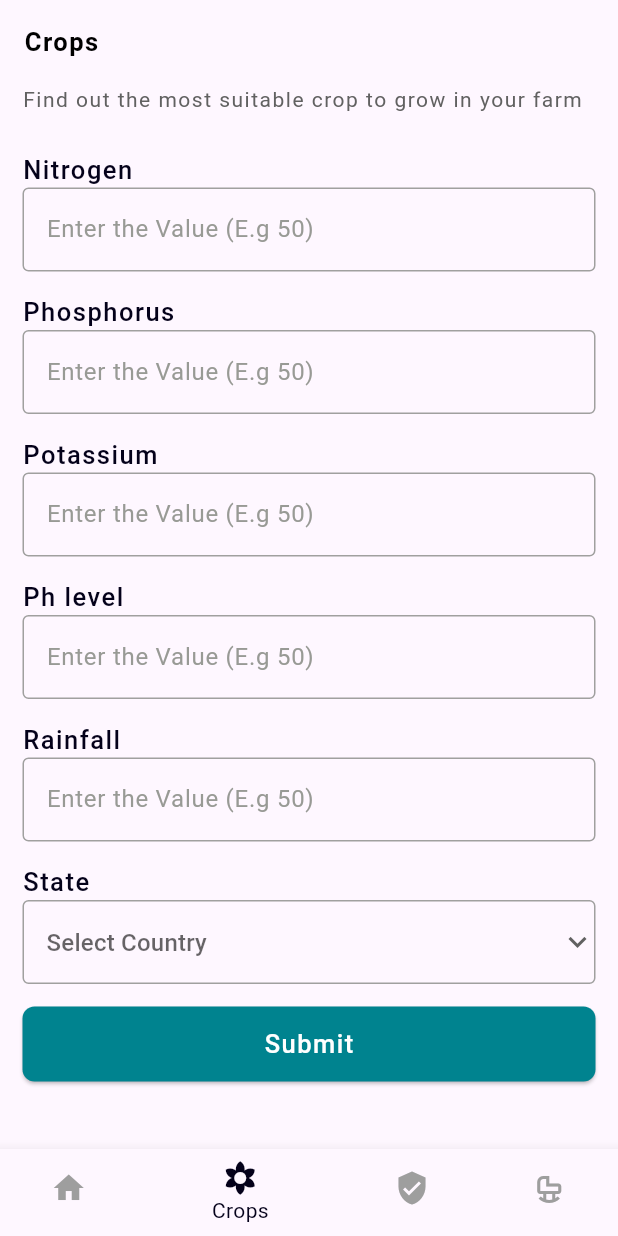
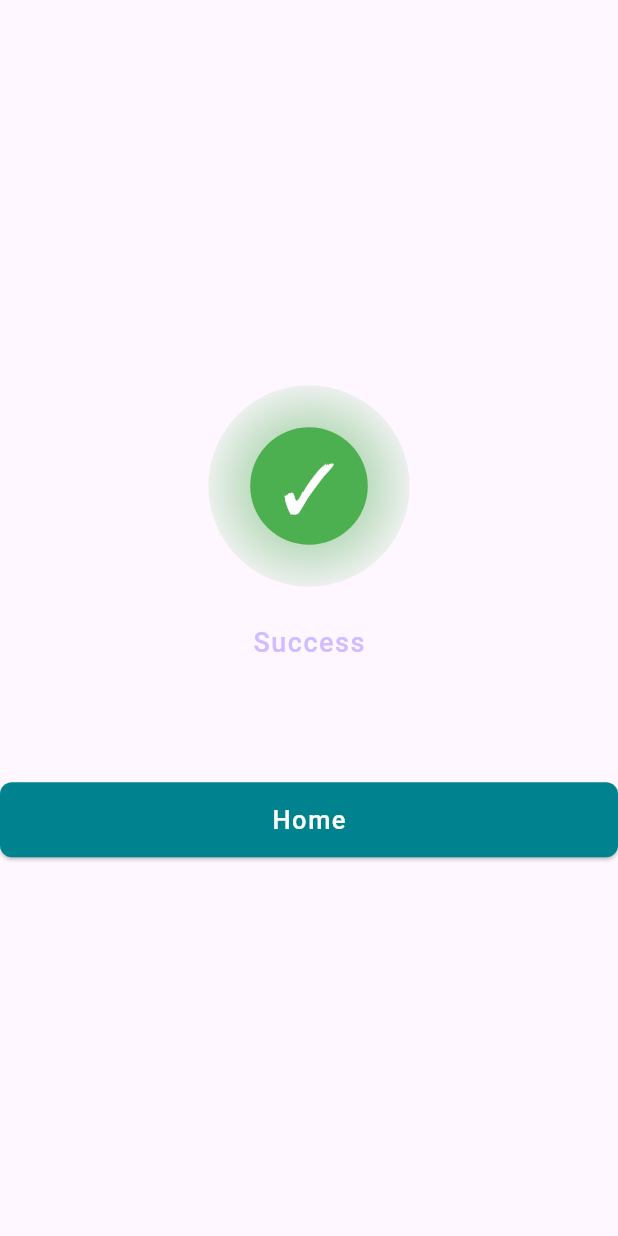
Before and after one commit to ShadrackOngera/agro-ai, a Flutter app: the screen it shows after launch, item 2 of the bottom bar chosen, after a tap on "Submit", on a phone screen of 412 x 824 dp. Run offline on Flutter 3.47's test engine with Material 3 defaults, Android fonts, the phone set to English and light mode, and no system bars; our stand-ins replace get, image_picker, permission_handler.

Commit message:
process screen

```diff
--- /dev/null
+++ b/lib/screens/complete_processing.dart
@@ -0,0 +1,150 @@
+import 'package:agro_ai/screens/home/home_screen.dart';
+import 'package:agro_ai/utils/constants.dart';
+import 'package:agro_ai/widgets/primary_text.dart';
+import 'package:flutter/material.dart';
+import 'package:get/get.dart';
+
+class ProcessComplete extends StatefulWidget {
+  const ProcessComplete({super.key});
+
+  @override
+  State<ProcessComplete> createState() => _ProcessCompleteState();
+}
+
+class _ProcessCompleteState extends State<ProcessComplete>
+    with SingleTickerProviderStateMixin {
+  late AnimationController _controller;
+  late Animation<double> _animation;
+
+  @override
+  void initState() {
+    super.initState();
+
+    _controller = AnimationController(
+      vsync: this,
+      duration: const Duration(seconds: 2),
+    );
+
+    _animation = Tween<double>(begin: 1.0, end: 1.2).animate(
+      CurvedAnimation(
+        parent: _controller,
+        curve: Curves.easeInOut,
+      ),
+    );
+
+    _controller.repeat(reverse: true);
+  }
+
+  @override
+  void dispose() {
+    _controller.dispose();
+    super.dispose();
+  }
+
+  @override
+  Widget build(BuildContext context) {
+    return Scaffold(
+      body: Center(
+        child: Column(
+          mainAxisAlignment: MainAxisAlignment.spaceAround,
+          children: [
+            Container(
+              child: Column(
+                children: [
+                  ScaleTransition(
+                    scale: _animation,
+                    child: Container(
+                      padding: const EdgeInsets.all(25),
+                      decoration: BoxDecoration(
+                        gradient: RadialGradient(
+                          colors: [
+                            Colors.green.withOpacity(.7),
+                            Colors.green.withOpacity(.1),
+                          ],
+                        ),
+                        shape: BoxShape.circle,
+                      ),
+                      child: Container(
+                        padding: const EdgeInsets.all(18),
+                        decoration: const BoxDecoration(
+                          color: Colors.green,
+                          shape: BoxShape.circle,
+                        ),
+                        child: const PrimaryText(
+                          text: '✓',
+                          color: Colors.white,
+                          fontSize: 40,
+                          fontWeight: FontWeight.w500,
+                        ),
+                      ),
+                    ),
+                  ),
+                  const SizedBox(
+                    height: 20,
+                  ),
+                  PrimaryText(
+                    text: 'Success',
+                    color: Theme.of(context).colorScheme.inversePrimary,
+                    fontSize: 18,
+                    fontWeight: FontWeight.w500,
+                  ),
+                  const SizedBox(
+                    height: 10,
+                  ),
+                  PrimaryText(
+                    text:
+                        'We have successfully received your payment. You can proceed and access Unlimited Netflix',
+                    color: Theme.of(context).colorScheme.surface,
+                    maxLines: 4,
+                    textAlign: TextAlign.center,
+                    fontSize: 14,
+                    fontWeight: FontWeight.w400,
+                  ),
+                  const SizedBox(
+                    height: 30,
+                  ),
+                  ElevatedButton(
+                    onPressed: () {
+                      Get.offAll(const HomeScreen());
+                    },
+                    style: ElevatedButton.styleFrom(
+                      foregroundColor: Constants.black,
+                      backgroundColor: Colors.cyan.shade800,
+                      minimumSize: const Size(double.infinity, 50),
+                      shape: RoundedRectangleBorder(
+                        borderRadius: BorderRadius.circular(8),
+                      ),
+                    ),
+                    child: const PrimaryText(
+                      text: 'Home',
+                      color: Colors.white,
+                      fontSize: 17,
+                      fontWeight: FontWeight.w500,
+                    ),
+                  ),
+                ],
+              ),
+            ),
+            // Row(
+            //   mainAxisAlignment: MainAxisAlignment.spaceAround,
+            //   children: [
+            //     PrimaryText(
+            //       text: 'Report',
+            //       color: Theme.of(context).colorScheme.inversePrimary,
+            //     ),
+            //     PrimaryText(
+            //       text: 'Flag',
+            //       color: Theme.of(context).colorScheme.inversePrimary,
+            //     ),
+            //     PrimaryText(
+            //       text: 'Block',
+            //       color: Theme.of(context).colorScheme.inversePrimary,
+            //     ),
+            //   ],
+            // )
+          ],
+        ),
+      ),
+    );
+  }
+}
--- a/lib/screens/crops_screen.dart
+++ b/lib/screens/crops_screen.dart
@@ -1,7 +1,9 @@
+import 'package:agro_ai/screens/complete_processing.dart';
 import 'package:agro_ai/utils/constants.dart';
 import 'package:agro_ai/widgets/primary_text.dart';
 import 'package:agro_ai/widgets/primary_text_field.dart';
 import 'package:flutter/material.dart';
+import 'package:get/get.dart';
 
 class CropsScreen extends StatefulWidget {
   const CropsScreen({super.key});
@@ -28,7 +30,7 @@ class _CropsScreenState extends State<CropsScreen> {
   Widget build(BuildContext context) {
     return Scaffold(
       appBar: AppBar(
-        title: PrimaryText(
+        title: const PrimaryText(
           text: 'Crops',
           color: Colors.black,
           fontSize: 17,
@@ -36,7 +38,7 @@ class _CropsScreenState extends State<CropsScreen> {
         ),
       ),
       body: SingleChildScrollView(
-        padding: EdgeInsets.symmetric(horizontal: 15),
+        padding: const EdgeInsets.symmetric(horizontal: 15),
         child: Column(
           crossAxisAlignment: CrossAxisAlignment.start,
           children: [
@@ -168,13 +170,9 @@ class _CropsScreenState extends State<CropsScreen> {
               height: 15,
             ),
             ElevatedButton(
-              onPressed: () {},
-              child: PrimaryText(
-                text: 'Submit',
-                color: Colors.white,
-                fontSize: 17,
-                fontWeight: FontWeight.w500,
-              ),
+              onPressed: () {
+                Get.to(const ProcessComplete());
+              },
               style: ElevatedButton.styleFrom(
                 foregroundColor: Constants.black,
                 backgroundColor: Colors.cyan.shade800,
@@ -182,6 +180,12 @@ class _CropsScreenState extends State<CropsScreen> {
                 shape: RoundedRectangleBorder(
                   borderRadius: BorderRadius.circular(8),
                 ),
+              ),
+              child: const PrimaryText(
+                text: 'Submit',
+                color: Colors.white,
+                fontSize: 17,
+                fontWeight: FontWeight.w500,
               ),
             ),
             const SizedBox(
--- a/lib/screens/disease_screen.dart
+++ b/lib/screens/disease_screen.dart
@@ -1,8 +1,10 @@
 import 'dart:io';
 
+import 'package:agro_ai/screens/complete_processing.dart';
 import 'package:agro_ai/utils/constants.dart';
 import 'package:agro_ai/widgets/primary_text.dart';
 import 'package:flutter/material.dart';
+import 'package:get/get.dart';
 import 'package:image_picker/image_picker.dart';
 import 'package:permission_handler/permission_handler.dart';
 
@@ -259,7 +261,9 @@ class _DiseaseScreenState extends State<DiseaseScreen> {
               height: 25,
             ),
             ElevatedButton(
-              onPressed: () {},
+              onPressed: () {
+                Get.to(const ProcessComplete());
+              },
               style: ElevatedButton.styleFrom(
                 foregroundColor: Constants.black,
                 backgroundColor: Colors.cyan.shade800,
--- a/lib/screens/fertiliser_screen.dart
+++ b/lib/screens/fertiliser_screen.dart
@@ -1,7 +1,9 @@
+import 'package:agro_ai/screens/complete_processing.dart';
 import 'package:agro_ai/utils/constants.dart';
 import 'package:agro_ai/widgets/primary_text.dart';
 import 'package:agro_ai/widgets/primary_text_field.dart';
 import 'package:flutter/material.dart';
+import 'package:get/get.dart';
 
 class FertiliserScreen extends StatefulWidget {
   const FertiliserScreen({super.key});
@@ -140,7 +142,9 @@ class _FertiliserScreenState extends State<FertiliserScreen> {
               height: 15,
             ),
             ElevatedButton(
-              onPressed: () {},
+              onPressed: () {
+                Get.to(const ProcessComplete());
+              },
               style: ElevatedButton.styleFrom(
                 foregroundColor: Constants.black,
                 backgroundColor: Colors.cyan.shade800,
```
